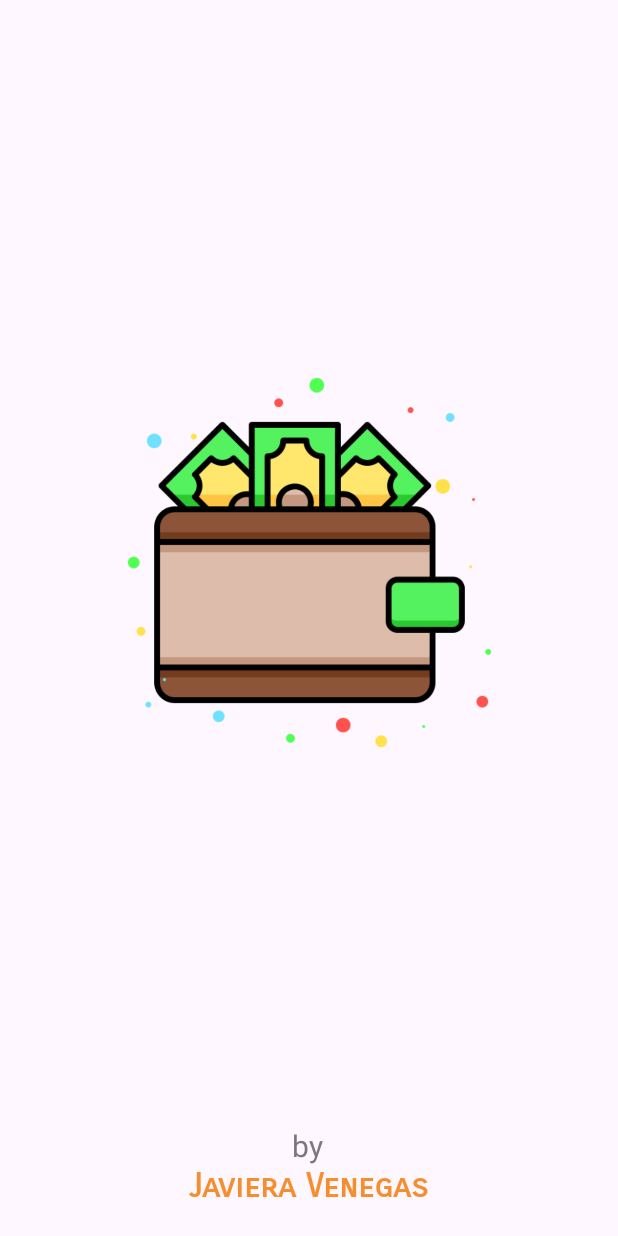
After one commit to brxwny/Actividad1_2, an Android app: the SplashScreen screen opened directly, with no data from a screen before it, on a phone screen of 412 x 824 dp. The commit adds this screen. Run offline under Robolectric (Android 15) with nearby library versions, the phone set to English and light mode, and no system bars.

Commit message:
Splash Screen Vistas

```diff
--- a/app/src/main/AndroidManifest.xml
+++ b/app/src/main/AndroidManifest.xml
@@ -12,6 +12,9 @@
         android:supportsRtl="true"
         android:theme="@style/Theme.FinanzasEnCasaLogin"
         tools:targetApi="31">
+        <activity
+            android:name=".SplashScreen"
+            android:exported="false" />
         <activity
             android:name=".InicioActivity"
             android:exported="false" />
--- /dev/null
+++ b/app/src/main/java/com/javieravenegas/finanzasencasalogin/SplashScreen.java
@@ -0,0 +1,14 @@
+package com.javieravenegas.finanzasencasalogin;
+
+import androidx.appcompat.app.AppCompatActivity;
+
+import android.os.Bundle;
+
+public class SplashScreen extends AppCompatActivity {
+
+    @Override
+    protected void onCreate(Bundle savedInstanceState) {
+        super.onCreate(savedInstanceState);
+        setContentView(R.layout.activity_splash_screen);
+    }
+}
--- /dev/null
+++ b/app/src/main/res/layout/activity_splash_screen.xml
@@ -0,0 +1,45 @@
+<?xml version="1.0" encoding="utf-8"?>
+<androidx.constraintlayout.widget.ConstraintLayout xmlns:android="http://schemas.android.com/apk/res/android"
+    xmlns:app="http://schemas.android.com/apk/res-auto"
+    xmlns:tools="http://schemas.android.com/tools"
+    android:layout_width="match_parent"
+    android:layout_height="match_parent"
+    tools:context=".SplashScreen">
+
+    <ImageView
+        android:id="@+id/imageView4"
+        android:layout_width="250dp"
+        android:layout_height="250dp"
+        app:layout_constraintBottom_toTopOf="@+id/txtBy"
+        app:layout_constraintEnd_toEndOf="parent"
+        app:layout_constraintStart_toStartOf="parent"
+        app:layout_constraintTop_toTopOf="parent"
+        app:srcCompat="@drawable/logotipo_login" />
+
+    <TextView
+        android:id="@+id/txtBy"
+        android:layout_width="wrap_content"
+        android:layout_height="wrap_content"
+        android:text="@string/by"
+        android:textSize="20sp"
+        android:textColor="@color/by"
+        app:layout_constraintBottom_toTopOf="@+id/txtNombreBy"
+        app:layout_constraintEnd_toEndOf="parent"
+        app:layout_constraintHorizontal_bias="0.498"
+        app:layout_constraintStart_toStartOf="parent" />
+
+    <TextView
+        android:id="@+id/txtNombreBy"
+        android:layout_width="wrap_content"
+        android:layout_height="wrap_content"
+        android:layout_marginBottom="20dp"
+        android:fontFamily="sans-serif-smallcaps"
+        android:text="@string/creador"
+        android:textColor="@color/naranjaest"
+        android:textSize="22sp"
+        android:textStyle="bold"
+        app:layout_constraintBottom_toBottomOf="parent"
+        app:layout_constraintEnd_toEndOf="parent"
+        app:layout_constraintHorizontal_bias="0.498"
+        app:layout_constraintStart_toStartOf="parent" />
+</androidx.constraintlayout.widget.ConstraintLayout>
--- a/app/src/main/res/values/colors.xml
+++ b/app/src/main/res/values/colors.xml
@@ -4,4 +4,5 @@
     <color name="white">#FFFFFFFF</color>
     <color name="naranjaest">#F68E2D</color>
     <color name="cardviewlett">#5A5A5A</color>
+    <color name="by">#7A777E</color>
 </resources>
--- a/app/src/main/res/values/strings.xml
+++ b/app/src/main/res/values/strings.xml
@@ -26,4 +26,6 @@
     <string name="btnAceptar">Aceptar</string>
     <string name="addingNuevoRegistro">Creando nuevo usuario...</string>
     <string name="pleaseWait">Por favor espere a que el proceso haya finalizado.</string>
+    <string name="by">by</string>
+    <string name="creador">Javiera Venegas</string>
 </resources>
```
Also changed, not shown: app/src/main/res/font/advent_pro_semibold.ttf (added).
